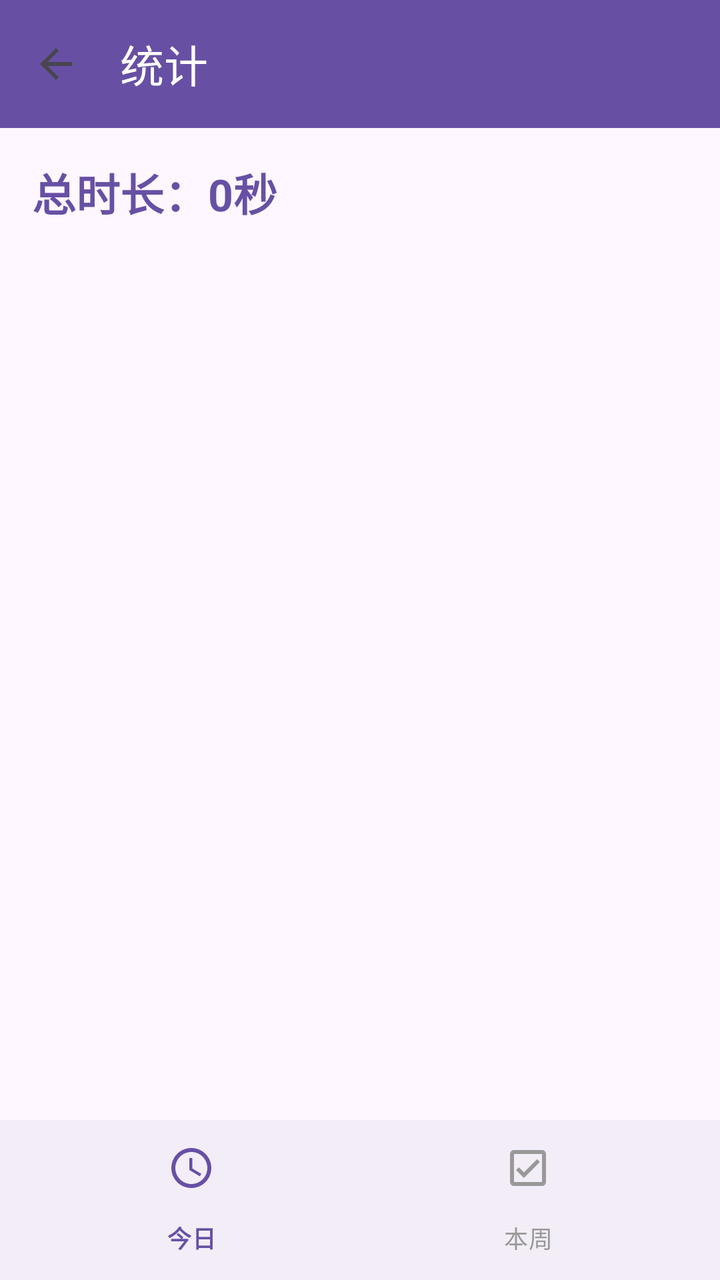
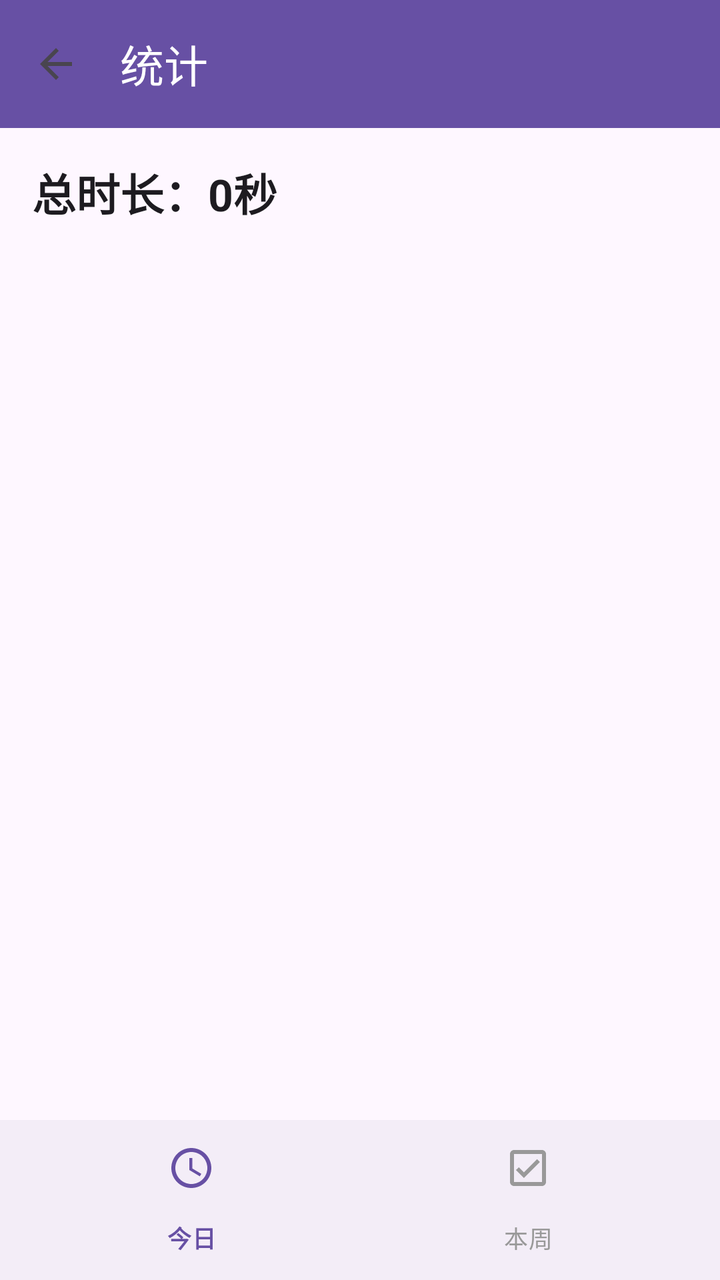

Before-and-after screenshots of an Android layout around one commit, followed by the original layout XML and the change that was made.
<!-- AndroidManifest.xml: application theme Theme.NIUNANtime -->
<!-- res/layout/activity_statistics.xml -->
<?xml version="1.0" encoding="utf-8"?>
<androidx.constraintlayout.widget.ConstraintLayout xmlns:android="http://schemas.android.com/apk/res/android"
    xmlns:app="http://schemas.android.com/apk/res-auto"
    xmlns:tools="http://schemas.android.com/tools"
    android:layout_width="match_parent"
    android:layout_height="match_parent"
    tools:context=".StatisticsActivity">

    <com.google.android.material.appbar.MaterialToolbar
        android:id="@+id/toolbar"
        android:layout_width="0dp"
        android:layout_height="?attr/actionBarSize"
        android:background="?attr/colorPrimary"
        app:title="统计"
        app:titleTextColor="?attr/colorOnPrimary"
        app:navigationIcon="?attr/homeAsUpIndicator"
        app:navigationContentDescription="返回"
        app:layout_constraintTop_toTopOf="parent"
        app:layout_constraintStart_toStartOf="parent"
        app:layout_constraintEnd_toEndOf="parent" />

    <ScrollView
        android:id="@+id/scroll_content"
        android:layout_width="0dp"
        android:layout_height="0dp"
        android:padding="16dp"
        app:layout_constraintTop_toBottomOf="@id/toolbar"
        app:layout_constraintBottom_toTopOf="@id/bottom_navigation"
        app:layout_constraintStart_toStartOf="parent"
        app:layout_constraintEnd_toEndOf="parent">

        <LinearLayout
            android:id="@+id/content_container"
            android:layout_width="match_parent"
            android:layout_height="wrap_content"
            android:orientation="vertical">

            <TextView
                android:id="@+id/tv_total_duration"
                android:layout_width="wrap_content"
                android:layout_height="wrap_content"
                android:text="总时长：0秒"
                android:textSize="22sp"
                android:textStyle="bold"
                android:textColor="?attr/colorPrimary"
                android:layout_marginBottom="20dp" />

            <LinearLayout
                android:id="@+id/event_list_container"
                android:layout_width="match_parent"
                android:layout_height="wrap_content"
                android:orientation="vertical" />

        </LinearLayout>
    </ScrollView>

    <com.google.android.material.bottomnavigation.BottomNavigationView
        android:id="@+id/bottom_navigation"
        android:layout_width="0dp"
        android:layout_height="wrap_content"
        app:layout_constraintBottom_toBottomOf="parent"
        app:layout_constraintStart_toStartOf="parent"
        app:layout_constraintEnd_toEndOf="parent"
        app:menu="@menu/menu_bottom_stats"
        app:itemIconTint="@color/bottom_nav_item_color"
        app:itemTextColor="@color/bottom_nav_item_color" />

    <FrameLayout
        android:id="@+id/fragment_container"
        android:layout_width="0dp"
        android:layout_height="0dp"
        android:visibility="gone"
        app:layout_constraintTop_toTopOf="parent"
        app:layout_constraintBottom_toBottomOf="parent"
        app:layout_constraintStart_toStartOf="parent"
        app:layout_constraintEnd_toEndOf="parent" />

</androidx.constraintlayout.widget.ConstraintLayout>
<!-- resources referenced by this layout -->
<resources>
  <style name="Theme.NIUNANtime" parent="Base.Theme.NIUNANtime" />
  <style name="Base.Theme.NIUNANtime" parent="Theme.Material3.DayNight.NoActionBar">
          
          
      </style>
</resources>

<!-- the commit's change to res/layout/activity_statistics.xml (unified diff, before → after) -->
@@ -42,7 +42,7 @@
                 android:text="总时长：0秒"
                 android:textSize="22sp"
                 android:textStyle="bold"
-                android:textColor="?attr/colorPrimary"
+                android:textColor="?android:attr/textColorPrimary"
                 android:layout_marginBottom="20dp" />
 
             <LinearLayout
